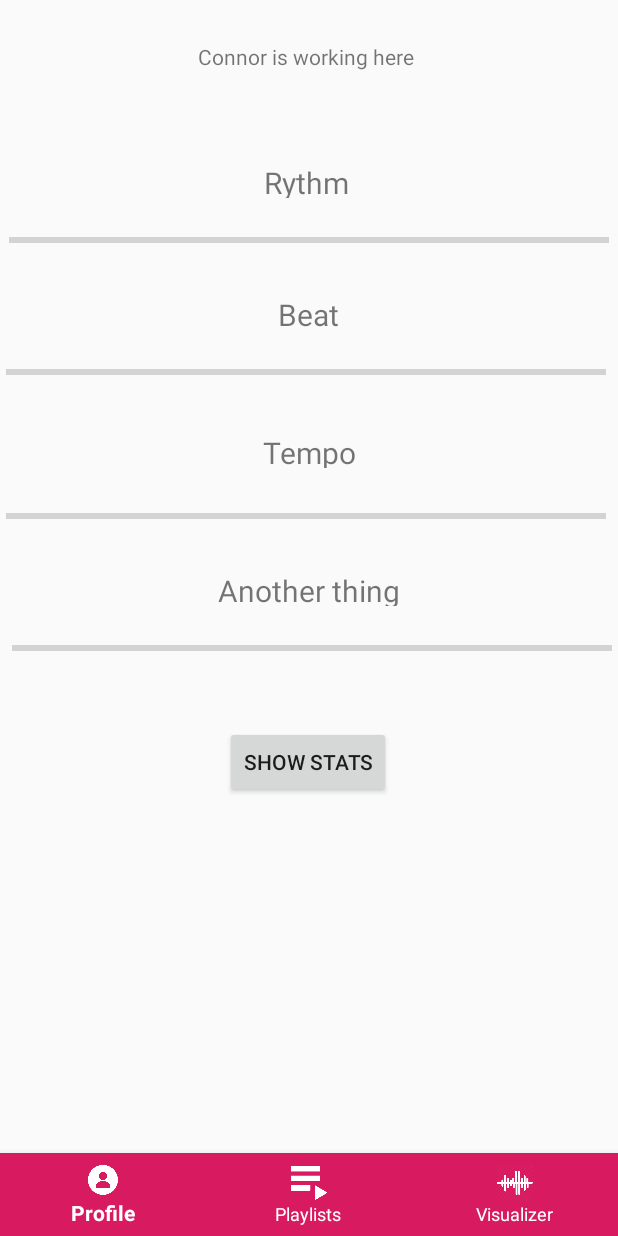
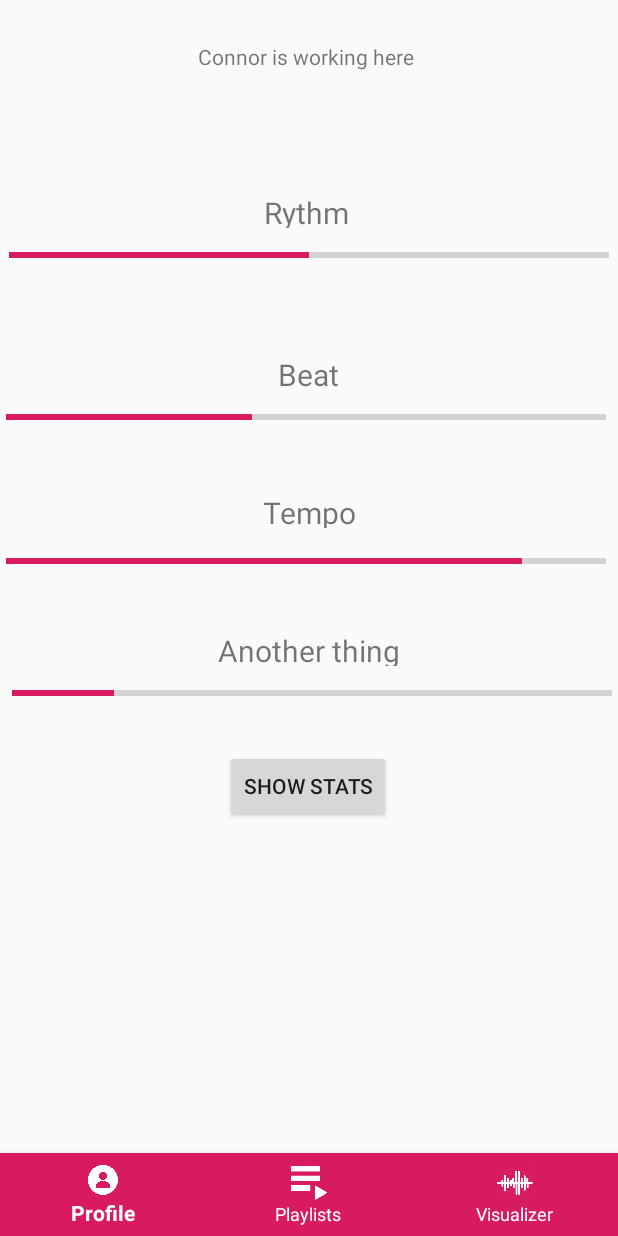
Before and after one commit to buzzeh/Statify, an Android app: the VisualizerFragment screen opened through its navigation route, on a phone screen of 412 x 824 dp. Run offline under Robolectric (Android 15) with nearby library versions, the phone set to English and light mode, and no system bars; libraries missing offline, so code that uses them is left out: com.spotify.sdk.

Commit message:
progress bars filling, need to sync with current song still

```diff
--- a/app/src/main/java/com/cristhian/statify/views/VisualizerFragment.kt
+++ b/app/src/main/java/com/cristhian/statify/views/VisualizerFragment.kt
@@ -7,6 +7,7 @@ import android.view.LayoutInflater
 import android.view.MenuItem
 import android.view.View
 import android.view.ViewGroup
+import android.widget.ProgressBar
 import android.widget.Toast
 import android.widget.Toast.LENGTH_SHORT
 import androidx.navigation.Navigation
@@ -26,6 +27,17 @@ class VisualizerFragment : Fragment() {
         var view = inflater.inflate(R.layout.fragment_visualizer, container, false)
 
         bottomNavigation = view.findViewById(R.id.bottom_navigation)
+
+        var pb_1 = view.findViewById<ProgressBar>(R.id.rythm_bar)
+        var pb_2 = view.findViewById<ProgressBar>(R.id.progressBar2)
+        var pb_3 = view.findViewById<ProgressBar>(R.id.progressBar3)
+        var pb_4 = view.findViewById<ProgressBar>(R.id.progressBar4)
+
+        pb_1.progress = 50
+        pb_2.progress = 41
+        pb_3.progress = 86
+        pb_4.progress = 17
+
 
         bottomNavigation.setOnNavigationItemSelectedListener(object :
             BottomNavigationView.OnNavigationItemSelectedListener {
--- a/app/src/main/res/layout/fragment_visualizer.xml
+++ b/app/src/main/res/layout/fragment_visualizer.xml
@@ -1,5 +1,6 @@
 <?xml version="1.0" encoding="utf-8"?>
-<androidx.constraintlayout.widget.ConstraintLayout xmlns:android="http://schemas.android.com/apk/res/android"
+<androidx.constraintlayout.widget.ConstraintLayout
+        xmlns:android="http://schemas.android.com/apk/res/android"
         xmlns:app="http://schemas.android.com/apk/res-auto"
        xmlns:tools="http://schemas.android.com/tools"
        android:layout_width="match_parent"
@@ -28,8 +29,8 @@
     <ProgressBar
             style="?android:attr/progressBarStyleHorizontal"
             android:layout_width="400dp"
-            android:layout_height="40dp"
-            android:id="@+id/progressBar"
+            android:layout_height="60dp"
+            android:id="@+id/rythm_bar"
             app:layout_constraintEnd_toEndOf="parent"
             app:layout_constraintStart_toStartOf="parent" app:layout_constraintTop_toTopOf="parent"
             android:layout_marginTop="140dp" android:layout_marginStart="6dp"
@@ -37,27 +38,27 @@
     <ProgressBar
             style="?android:attr/progressBarStyleHorizontal"
             android:layout_width="400dp"
-            android:layout_height="40dp"
+            android:layout_height="60dp"
             android:id="@+id/progressBar2"
             app:layout_constraintStart_toStartOf="parent"
             android:layout_marginStart="4dp" android:layout_marginTop="48dp"
-            app:layout_constraintTop_toBottomOf="@+id/progressBar"/>
+            app:layout_constraintTop_toBottomOf="@+id/rythm_bar"/>
     <ProgressBar
             style="?android:attr/progressBarStyleHorizontal"
             android:layout_width="400dp"
-            android:layout_height="40dp"
+            android:layout_height="60dp"
             android:id="@+id/progressBar3"
             app:layout_constraintStart_toStartOf="parent"
             android:layout_marginStart="4dp" android:layout_marginTop="144dp"
-            app:layout_constraintTop_toBottomOf="@+id/progressBar"/>
+            app:layout_constraintTop_toBottomOf="@+id/rythm_bar"/>
     <ProgressBar
             style="?android:attr/progressBarStyleHorizontal"
             android:layout_width="400dp"
-            android:layout_height="40dp"
+            android:layout_height="60dp"
             android:id="@+id/progressBar4"
             app:layout_constraintStart_toStartOf="parent"
             android:layout_marginStart="8dp" android:layout_marginTop="232dp"
-            app:layout_constraintTop_toBottomOf="@+id/progressBar"/>
+            app:layout_constraintTop_toBottomOf="@+id/rythm_bar"/>
     <TextView
             android:text="Rythm"
             android:layout_width="wrap_content"
@@ -66,7 +67,7 @@
             app:layout_constraintStart_toStartOf="parent" app:layout_constraintEnd_toEndOf="parent"
             android:id="@+id/textView4" app:layout_constraintHorizontal_bias="0.0"
             android:layout_marginStart="176dp" android:layout_marginBottom="48dp"
-            app:layout_constraintBottom_toBottomOf="@+id/progressBar"/>
+            app:layout_constraintBottom_toBottomOf="@+id/rythm_bar"/>
     <TextView
             android:text="Beat"
             android:layout_width="wrap_content"
@@ -98,7 +99,7 @@
             android:layout_width="wrap_content"
             android:layout_height="wrap_content"
             app:layout_constraintStart_toStartOf="parent" app:layout_constraintEnd_toEndOf="parent"
-            android:id="@+id/show_stats" app:layout_constraintTop_toTopOf="parent" android:layout_marginTop="484dp"
+            android:id="@+id/show_stats" app:layout_constraintTop_toTopOf="parent" android:layout_marginTop="500dp"
             android:layout_marginStart="150dp" app:layout_constraintHorizontal_bias="0.0"/>
 
 
```
Lines whose indentation alone changed are shown as unchanged.
